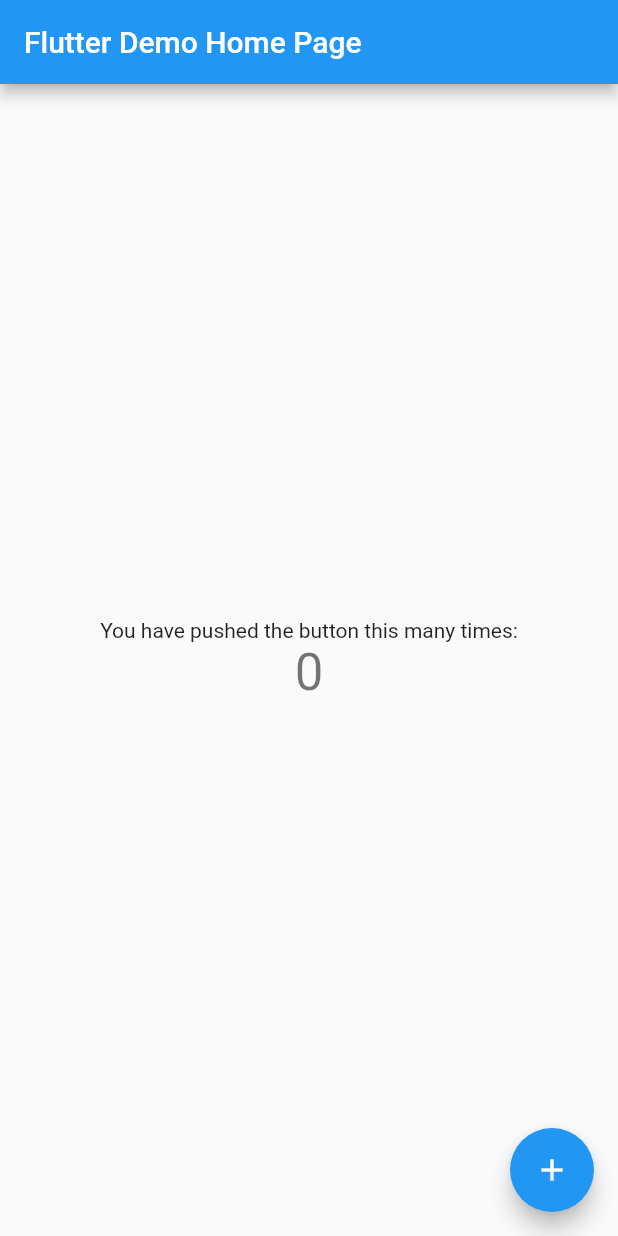
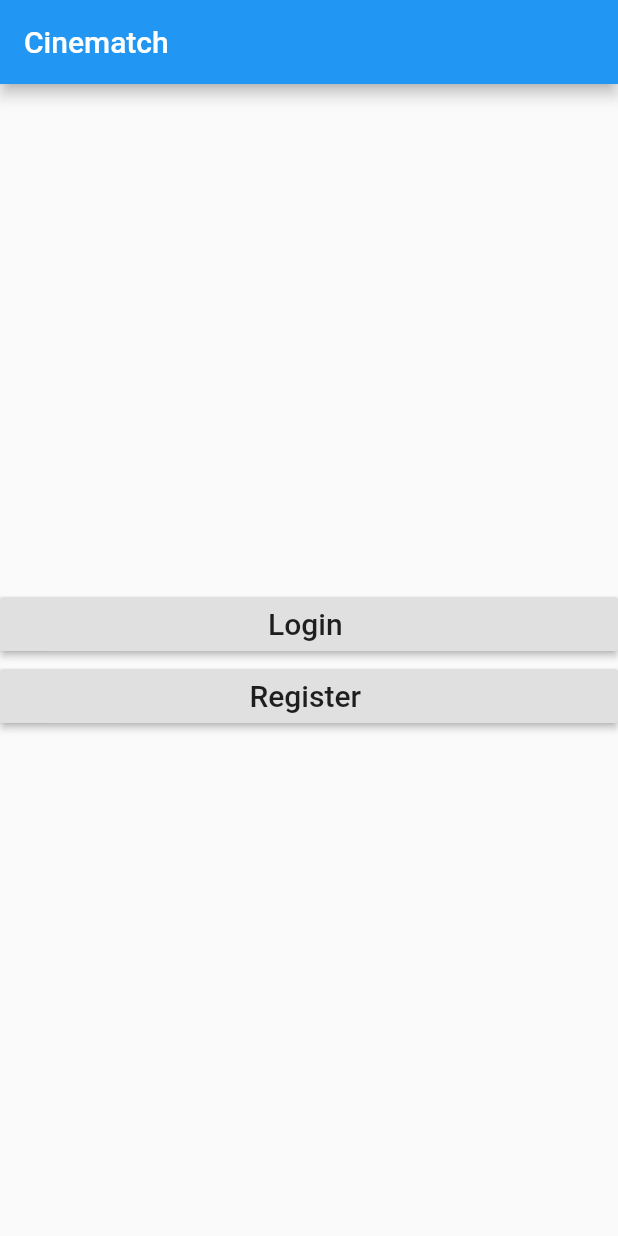
Before and after one commit to JesseNicholas00/cinematch, a Flutter app: the screen it shows after launch, on a phone screen of 412 x 824 dp. Run offline on Flutter 3.47's test engine with Material 2 defaults, Android fonts, the phone set to English and light mode, and no system bars; our stand-ins replace firebase_auth; accounts and stored records are empty.

```diff
--- a/lib/main.dart
+++ b/lib/main.dart
@@ -1,117 +1,19 @@
+import 'package:cinematch/screens/auth/WelcomePage.dart';
 import 'package:flutter/material.dart';
 
-void main() {
-  runApp(MyApp());
-}
+
+void main() => runApp(new MyApp());
 
 class MyApp extends StatelessWidget {
-  // This widget is the root of your application.
+
   @override
   Widget build(BuildContext context) {
-    return MaterialApp(
-      title: 'Flutter Demo',
-      theme: ThemeData(
-        // This is the theme of your application.
-        //
-        // Try running your application with "flutter run". You'll see the
-        // application has a blue toolbar. Then, without quitting the app, try
-        // changing the primarySwatch below to Colors.green and then invoke
-        // "hot reload" (press "r" in the console where you ran "flutter run",
-        // or simply save your changes to "hot reload" in a Flutter IDE).
-        // Notice that the counter didn't reset back to zero; the application
-        // is not restarted.
+    return new MaterialApp(
+      title: 'Cinematch',
+      theme: new ThemeData(
         primarySwatch: Colors.blue,
-        // This makes the visual density adapt to the platform that you run
-        // the app on. For desktop platforms, the controls will be smaller and
-        // closer together (more dense) than on mobile platforms.
-        visualDensity: VisualDensity.adaptivePlatformDensity,
       ),
-      home: MyHomePage(title: 'Flutter Demo Home Page'),
+      home: new WelcomePage(),
     );
   }
 }
-
-class MyHomePage extends StatefulWidget {
-  MyHomePage({Key key, this.title}) : super(key: key);
-
-  // This widget is the home page of your application. It is stateful, meaning
-  // that it has a State object (defined below) that contains fields that affect
-  // how it looks.
-
-  // This class is the configuration for the state. It holds the values (in this
-  // case the title) provided by the parent (in this case the App widget) and
-  // used by the build method of the State. Fields in a Widget subclass are
-  // always marked "final".
-
-  final String title;
-
-  @override
-  _MyHomePageState createState() => _MyHomePageState();
-}
-
-class _MyHomePageState extends State<MyHomePage> {
-  int _counter = 0;
-
-  void _incrementCounter() {
-    setState(() {
-      // This call to setState tells the Flutter framework that something has
-      // changed in this State, which causes it to rerun the build method below
-      // so that the display can reflect the updated values. If we changed
-      // _counter without calling setState(), then the build method would not be
-      // called again, and so nothing would appear to happen.
-      _counter++;
-    });
-  }
-
-  @override
-  Widget build(BuildContext context) {
-    // This method is rerun every time setState is called, for instance as done
-    // by the _incrementCounter method above.
-    //
-    // The Flutter framework has been optimized to make rerunning build methods
-    // fast, so that you can just rebuild anything that needs updating rather
-    // than having to individually change instances of widgets.
-    return Scaffold(
-      appBar: AppBar(
-        // Here we take the value from the MyHomePage object that was created by
-        // the App.build method, and use it to set our appbar title.
-        title: Text(widget.title),
-      ),
-      body: Center(
-        // Center is a layout widget. It takes a single child and positions it
-        // in the middle of the parent.
-        child: Column(
-          // Column is also a layout widget. It takes a list of children and
-          // arranges them vertically. By default, it sizes itself to fit its
-          // children horizontally, and tries to be as tall as its parent.
-          //
-          // Invoke "debug painting" (press "p" in the console, choose the
-          // "Toggle Debug Paint" action from the Flutter Inspector in Android
-          // Studio, or the "Toggle Debug Paint" command in Visual Studio Code)
-          // to see the wireframe for each widget.
-          //
-          // Column has various properties to control how it sizes itself and
-          // how it positions its children. Here we use mainAxisAlignment to
-          // center the children vertically; the main axis here is the vertical
-          // axis because Columns are vertical (the cross axis would be
-          // horizontal).
-          mainAxisAlignment: MainAxisAlignment.center,
-          children: <Widget>[
-            Text(
-              'You have pushed the button this many times:',
-            ),
-            Text(
-              '$_counter',
-              style: Theme.of(context).textTheme.headline4,
-            ),
-          ],
-        ),
-      ),
-      floatingActionButton: FloatingActionButton(
-        onPressed: _incrementCounter,
-        tooltip: 'Increment',
-        child: Icon(Icons.add),
-      ), // This trailing comma makes auto-formatting nicer for build methods.
-    );
-  }
-}
--- /dev/null
+++ b/lib/screens/auth/WelcomePage.dart
@@ -0,0 +1,43 @@
+import 'package:cinematch/screens/auth/LoginPage.dart';
+import 'package:cinematch/screens/auth/RegisterPage.dart';
+import 'package:flutter/material.dart';
+
+class WelcomePage extends StatefulWidget {
+  WelcomePage({Key key}) : super(key: key);
+
+  @override
+  _WelcomePageState createState() => _WelcomePageState();
+}
+
+class _WelcomePageState extends State<WelcomePage> {
+  @override
+  Widget build(BuildContext context) {
+    return Scaffold(
+      appBar: AppBar(
+        title: Text('Cinematch'),
+      ),
+      body: Column(
+        mainAxisAlignment: MainAxisAlignment.center,
+        crossAxisAlignment: CrossAxisAlignment.stretch,
+        children: <Widget>[
+          new RaisedButton(
+            child: new Text('Login ', style: new TextStyle(fontSize: 20)),
+            onPressed: goToLoginPage,
+          ),
+          new RaisedButton(
+            child: new Text('Register ', style: new TextStyle(fontSize: 20)),
+            onPressed: goToRegisterPage,
+          ),
+        ],
+      ),
+    );
+  }
+
+  void goToLoginPage() {
+    Navigator.push(context, MaterialPageRoute(builder: (context) => LoginPage(), fullscreenDialog: true));
+  }
+
+  void goToRegisterPage() {
+    Navigator.push(context, MaterialPageRoute(builder: (context) => RegisterPage(), fullscreenDialog: true));
+  }
+}
--- a/pubspec.yaml
+++ b/pubspec.yaml
@@ -23,6 +23,7 @@ environment:
 dependencies:
   flutter:
     sdk: flutter
+  firebase_auth: 0.16.0
 
 
   # The following adds the Cupertino Icons font to your application.
```
Also changed, not shown: lib/screens/Home.dart (added, +19 -0 lines), lib/screens/auth/LoginPage.dart (added, +72 -0 lines), lib/screens/auth/RegisterPage.dart (added, +72 -0 lines), 3 other files.
